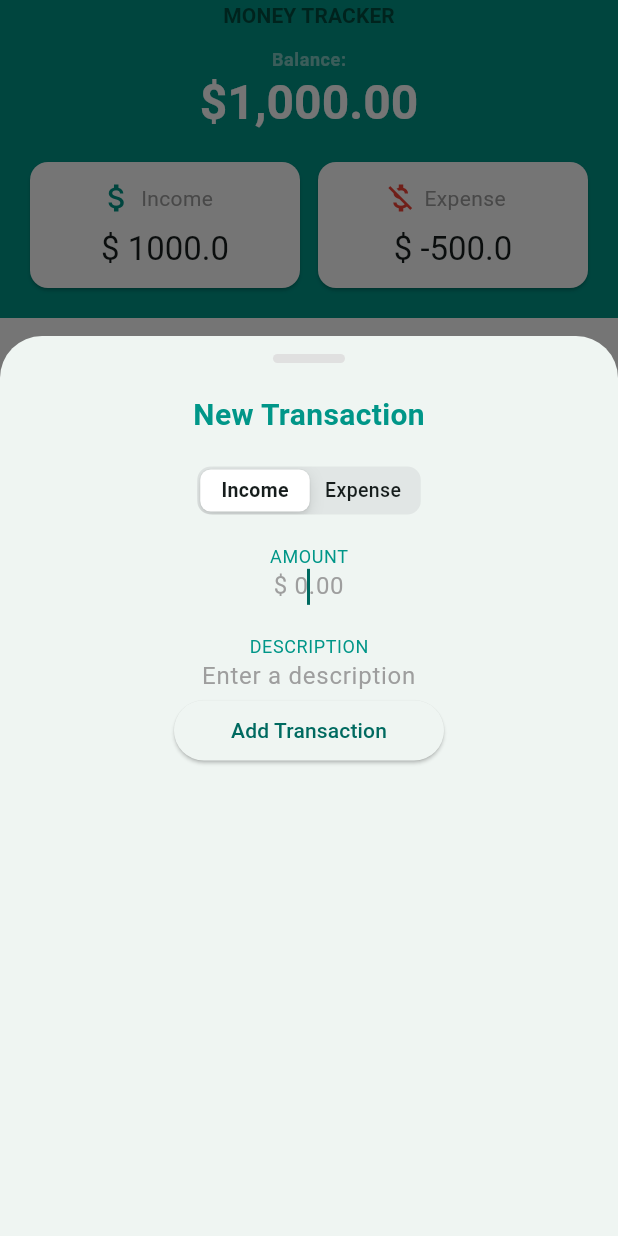
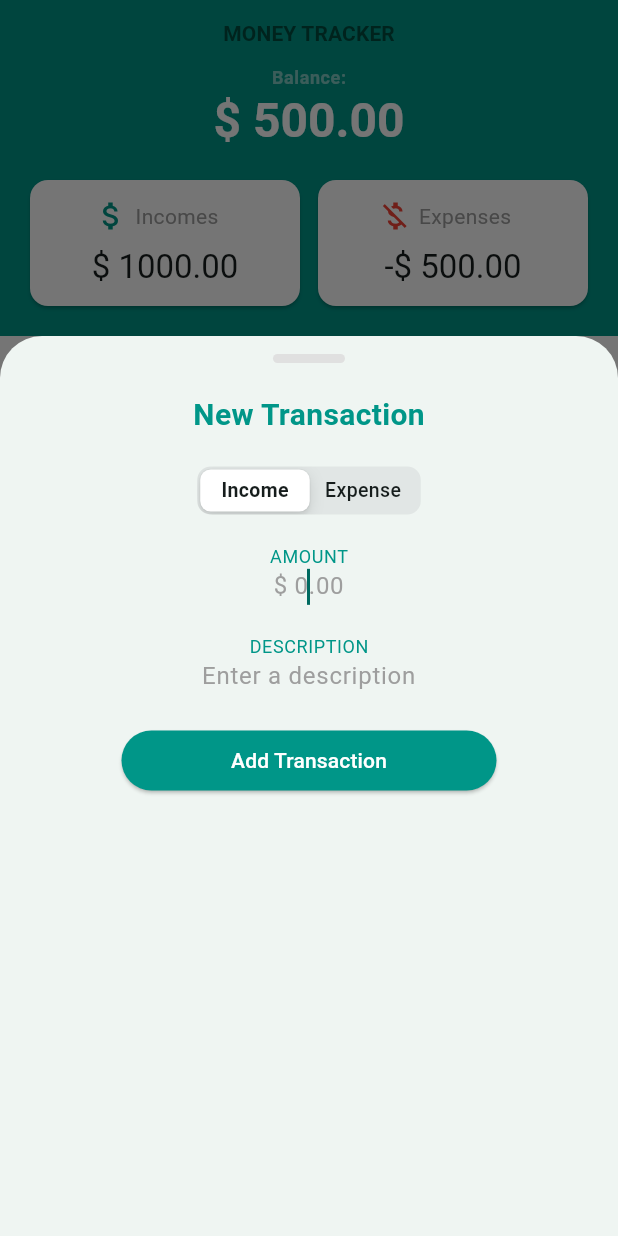
Before and after one commit to ClauTechCoder/Aprendiendo_Flutter, a Flutter app: the screen it shows after launch, after a tap on the "add" icon, on a phone screen of 412 x 824 dp. Run offline on Flutter 3.47's test engine with Material 3 defaults, Android fonts, the phone set to English and light mode, and no system bars; our stand-ins replace currency_text_input_formatter.

Commit message:
fin curso

```diff
--- /dev/null
+++ b/moneytracker/moneytracker/lib/controller/transaction_provider.dart
@@ -0,0 +1,42 @@
+import 'package:flutter/material.dart';
+import 'package:moneytracker/model/transaction.dart';
+
+class TransactionProvider extends ChangeNotifier{
+  // changenotifier es una clase que nos permite notificar cambios en widgets
+  // _propiedad -< se refiere  a que es una propiedad privada.
+
+  final List<Transaction> _transactions = [
+    Transaction(type: TransactionType.income, amount: 1000, description: 'Salary'),
+    Transaction(type: TransactionType.expense, amount: -500, description: 'Rent'),
+  ];
+
+ // getters para leer la lista de transacciones
+  List<Transaction> get transactions{
+    return [..._transactions];
+  }
+  // metodo para agregar una nueva transaccion
+  void addTransaction(Transaction transaction){
+    _transactions.add(transaction);
+    notifyListeners();
+  }
+
+  // metodo para obtener el total de ingresos
+  double getTotalIncomes(){
+    return _transactions.where((transaction) => transaction.type
+    == TransactionType.income).map((transaction) =>
+    transaction.amount).fold(0, (a, b) => a + b);
+  }
+
+  // metodo para obtener el total de gastos
+  double getTotalExpenses(){
+    return _transactions.where((transaction) => transaction.type
+    == TransactionType.expense).map((transaction) =>
+    transaction.amount).fold(0, (a, b) => a + b);
+  }
+  // metodo para obtener el balance de la cuenta
+  double getBalance(){
+    return getTotalIncomes() + getTotalExpenses();
+  }
+
+
+}
--- a/moneytracker/moneytracker/lib/main.dart
+++ b/moneytracker/moneytracker/lib/main.dart
@@ -1,5 +1,7 @@
 import 'package:flutter/material.dart';
+import 'package:moneytracker/controller/transaction_provider.dart';
 import 'package:moneytracker/view/home_screen.dart';
+import 'package:provider/provider.dart';
 
 void main() {
   runApp(const MyApp());
@@ -10,13 +12,16 @@ class MyApp extends StatelessWidget {
 
   @override
   Widget build(BuildContext context) {
-    return MaterialApp(
-      title: 'Flutter Demo',
-      theme: ThemeData(
-        colorScheme: ColorScheme.fromSeed(seedColor: Colors.teal),
-        useMaterial3: true,
+    return ChangeNotifierProvider(
+      create: (context) => TransactionProvider(),
+      child: MaterialApp(
+        title: 'Flutter Demo',
+        theme: ThemeData(
+          colorScheme: ColorScheme.fromSeed(seedColor: Colors.teal),
+          useMaterial3: true,
+        ),
+        home: const HomeScreen(),
       ),
-      home: const HomeScreen(),
     );
   }
 }
--- /dev/null
+++ b/moneytracker/moneytracker/lib/model/transaction.dart
@@ -0,0 +1,16 @@
+class Transaction {
+
+  final TransactionType type;
+  final double amount;
+  final String description;
+
+  Transaction({
+    required this.type,
+    required this.amount,
+    required this.description,
+  });
+
+}
+// declarado de esta manera para poder tratarlo como entrada o salida de money
+// para referrirme a ellos es type.income o type.expense
+enum TransactionType{income,expense}
--- a/moneytracker/moneytracker/lib/view/components/add_transaction_dialogue.dart
+++ b/moneytracker/moneytracker/lib/view/components/add_transaction_dialogue.dart
@@ -1,6 +1,9 @@
 import 'package:currency_text_input_formatter/currency_text_input_formatter.dart';
 import 'package:flutter/cupertino.dart';
 import 'package:flutter/material.dart';
+import 'package:moneytracker/controller/transaction_provider.dart';
+import 'package:moneytracker/model/transaction.dart';
+import 'package:provider/provider.dart';
 
 class AddTransactionDialog extends StatefulWidget {
   const AddTransactionDialog({super.key});
@@ -12,6 +15,9 @@ class AddTransactionDialog extends StatefulWidget {
 class _AddTransactionDialogState extends State<AddTransactionDialog> {
 
   int? typeIndex = 0; // ? -> es que puede no tener un valor inicial
+  TransactionType type = TransactionType.income;
+  double amount = 0;
+  String description = '';
 
   @override
   Widget build(BuildContext context) {
@@ -52,6 +58,7 @@ class _AddTransactionDialogState extends State<AddTransactionDialog> {
               onValueChanged: (value){
                 setState(() {
                   typeIndex = value;
+                  type = value == 0 ? TransactionType.income : TransactionType.expense;
                 });
               },
             ),
@@ -69,25 +76,51 @@ class _AddTransactionDialogState extends State<AddTransactionDialog> {
                 ),
               keyboardType: TextInputType.number,
               autofocus: true,
+              onChanged: (value) {
+                final valueWihtoutDollarSign = value.replaceAll('\$','');
+                final valueWihoutCommas = valueWihtoutDollarSign.replaceAll(',', '');
+                if (valueWihoutCommas.isNotEmpty){
+                  amount = double.parse(valueWihoutCommas);
+                }
+              },
             ),
             const SizedBox(height: 20),
             Text(
               'DESCRIPTION',
               style: textTheme.bodySmall!.copyWith(color: Colors.teal),
             ),
-            const TextField(
+            TextField(
               textAlign: TextAlign.center,
               decoration: const InputDecoration.collapsed(
                 hintText: 'Enter a description',
                 hintStyle: TextStyle(color: Colors.grey)
                 ),
               keyboardType: TextInputType.text,
+              onChanged: (value) {
+                description = value;
+              },
             ),
+            const SizedBox(height: 20),
             SizedBox(
-              width: 180,
+              width: 250,
               child: ElevatedButton(
-                onPressed: () {},
-                child: const Text('Add Transaction'),
+                onPressed: () {
+                  // add transaction to the provider
+                  final transaction = Transaction(
+                    type: type,
+                    amount: amount = TransactionType.expense == type ? -amount : amount,
+                    description: description,
+                  );
+                  Provider.of<TransactionProvider>(context, listen: false).addTransaction(transaction);
+                  Navigator.pop(context); // close the dialog
+                },
+                style: ElevatedButton.styleFrom(
+                  backgroundColor: Colors.teal,
+                ),
+                child: const Text(
+                  'Add Transaction',
+                  style: TextStyle(color: Colors.white),
+                  ),
               ),
             )
           ],
--- a/moneytracker/moneytracker/lib/view/components/home_header.dart
+++ b/moneytracker/moneytracker/lib/view/components/home_header.dart
@@ -1,5 +1,7 @@
 import 'package:flutter/material.dart';
+import 'package:moneytracker/controller/transaction_provider.dart';
 import 'package:moneytracker/view/widgets/header_card.dart';
+import 'package:provider/provider.dart';
 
 class HomeHeader extends StatelessWidget {
   const HomeHeader({
@@ -9,11 +11,16 @@ class HomeHeader extends StatelessWidget {
   @override
   Widget build(BuildContext context) {
     final textTheme = Theme.of(context).textTheme;
+    final provider = Provider.of<TransactionProvider>(context);
+    final balance = provider.getBalance();
+    final incomes = provider.getTotalIncomes();
+    final expenses = provider.getTotalExpenses();
 
     return SizedBox(
       width: double.infinity, // tomar espacio disponible en la fila
       child: Column(
         children: [
+          const SizedBox(height: 12),
           Text(
             'MONEY TRACKER',
             style: textTheme.titleSmall!.copyWith(
@@ -28,25 +35,25 @@ class HomeHeader extends StatelessWidget {
               color: Colors.white.withOpacity(0.5)),
           ),
           Text(
-            '\$1,000.00',
+            '\$ ${balance.toStringAsFixed(2)}',
             style: textTheme.headlineLarge!.copyWith(
               fontWeight: FontWeight.bold,
               color: Colors.white),
           ),
-          const Padding(
-            padding: EdgeInsets.all(20.0),
+          Padding(
+            padding: const EdgeInsets.all(20.0),
             child: Row(
               children: [
                 HeaderCard(
-                  title: 'Income',
-                  amount: 1000,
-                  icon: Icon(Icons.attach_money, color: Colors.teal),
+                  title: 'Incomes',
+                  amount: incomes,
+                  icon: const Icon(Icons.attach_money, color: Colors.teal),
                 ),
-                SizedBox(width: 12),
+                const SizedBox(width: 12),
                 HeaderCard(
-                  title: 'Expense',
-                  amount: -500,
-                  icon: Icon(Icons.money_off, color: Colors.red),
+                  title: 'Expenses',
+                  amount: expenses,
+                  icon: const Icon(Icons.money_off, color: Colors.red),
                 )
               ],
             ),
--- a/moneytracker/moneytracker/lib/view/components/transaction_list.dart
+++ b/moneytracker/moneytracker/lib/view/components/transaction_list.dart
@@ -1,4 +1,7 @@
 import 'package:flutter/material.dart';
+import 'package:moneytracker/controller/transaction_provider.dart';
+import 'package:moneytracker/model/transaction.dart';
+import 'package:provider/provider.dart';
 
 class TransactionsList extends StatelessWidget {
   const TransactionsList({
@@ -7,26 +10,28 @@ class TransactionsList extends StatelessWidget {
 
   @override
   Widget build(BuildContext context) {
+
+    final transactions = Provider.of<TransactionProvider>(context).transactions;
+
     return Expanded( //el elemento ocupa todo el espacio disponible en la columna
       child: Container(
           decoration: const BoxDecoration(
             color: Colors.white,
         ),
-        child:ListView(
-          children: const [
-            ListTile(
-              leading: Icon(Icons.attach_money, color: Colors.teal),
-              title: Text('Income'),
-              subtitle: Text('Salary'),
-              trailing: Text('\$ 1,000.00',style: TextStyle(fontSize: 20)),
-            ),
-            ListTile(
-              leading: Icon(Icons.money_off, color: Colors.red),
-              title: Text('Expense'),
-              subtitle: Text('Rent'),
-              trailing: Text('\$ 500.00',style: TextStyle(fontSize: 20)),
-            ),
-          ],
+        child:ListView.builder(
+          itemCount: transactions.length, // cuantas transacciones hay. me da tam de la lista
+          itemBuilder: (context, index) {
+            final transaction = transactions[index];
+            final type = transaction.type == TransactionType.income ? 'Income' : 'Expense';
+            final value = transaction.type == TransactionType.expense
+             ? '- \$ ${transaction.amount.abs().toStringAsFixed(2)}' : ' \$ ${transaction.amount.toStringAsFixed(2)}';
+             final colortype = transaction.type == TransactionType.expense ? Colors.red : Colors.teal;
+            return ListTile(
+              title: Text(transaction.description),
+              subtitle: Text(type),
+              trailing: Text(value, style: TextStyle(fontSize: 14, color: colortype)),
+            );
+          },
         ),
       ),
     );
--- a/moneytracker/moneytracker/lib/view/home_screen.dart
+++ b/moneytracker/moneytracker/lib/view/home_screen.dart
@@ -21,6 +21,7 @@ class HomeScreen extends StatelessWidget {
       ),
       floatingActionButton:
         FloatingActionButton(
+          backgroundColor: Colors.teal,
           onPressed: () {
             // mostrar un bottom sheet para agregar una nueva transacción
             showModalBottomSheet(
@@ -30,7 +31,10 @@ class HomeScreen extends StatelessWidget {
                 return const AddTransactionDialog();
               });
           },
-          child: const Icon(Icons.add),
+          child: const Icon(
+            Icons.add,
+            color: Colors.white,
+            ),
         ),
     );
   }
--- a/moneytracker/moneytracker/lib/view/widgets/header_card.dart
+++ b/moneytracker/moneytracker/lib/view/widgets/header_card.dart
@@ -16,6 +16,9 @@ class HeaderCard extends StatelessWidget {
   @override
   Widget build(BuildContext context) {
     final textTheme = Theme.of(context).textTheme;
+    final formattedamount = amount < 0 ?
+    '-\$ ${amount.abs().toStringAsFixed(2)}' : '\$ ${amount.toStringAsFixed(2)}';
+
     return Expanded(
       child: Card(
         margin: const EdgeInsets.all(0), // equivalente a EdgeInsets.zero
@@ -33,8 +36,8 @@ class HeaderCard extends StatelessWidget {
                   const SizedBox(width: 12),
                 ],
               ),
-              SizedBox(height: 8),
-              Text('\$ $amount', style: textTheme.titleLarge),
+              const SizedBox(height: 8),
+              Text(formattedamount, style: textTheme.titleLarge),
             ],
           ),
         ),
--- a/moneytracker/moneytracker/pubspec.yaml
+++ b/moneytracker/moneytracker/pubspec.yaml
@@ -11,6 +11,7 @@ environment:
 
 dependencies:
   currency_text_input_formatter: ^2.2.3
+  provider: ^6.1.2
   flutter:
     sdk: flutter
   cupertino_icons: ^1.0.8
```
Also changed, not shown: moneytracker/moneytracker/pubspec.lock.
